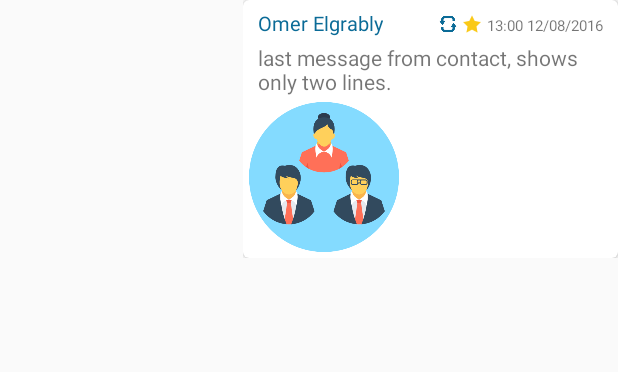
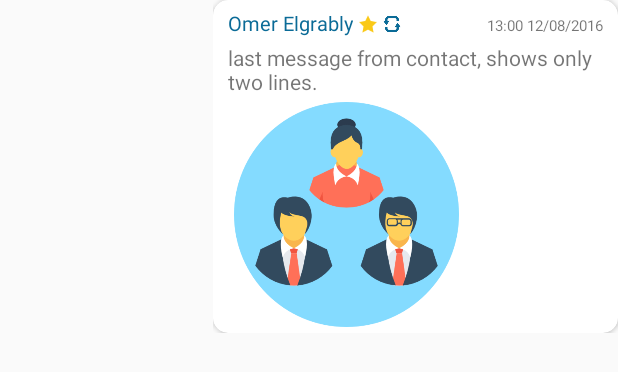
Before and after one commit to omerel/RELAY, an Android app: the layout item_message_card.xml on its own in the app's theme, with its tools: preview values and no code run, on a phone screen of 412 x 824 dp. Shown: the top 372 px of the screen. Run offline under Robolectric (Android 15) with nearby library versions, the phone set to English and light mode, and no system bars.

```diff
--- a/Client/Relay/app/src/main/java/com/relay/relay/Bluetooth/BLConstants.java
+++ b/Client/Relay/app/src/main/java/com/relay/relay/Bluetooth/BLConstants.java
@@ -34,6 +34,9 @@ public interface BLConstants {
     int BLE_ADVERTISE_ERROR = 30;
     int BLE_SCAN_ERROR = 31;
 
+    // Message from BLEPERIPHERAL
+    int GET_BLUETOOTH_SERVER_READY = 32;
+
 
     // Message from BLEScan
     int FOUND_NEW_DEVICE = 40;
@@ -45,7 +48,7 @@ public interface BLConstants {
     int TIME_RELAY_SCAN = 20*SECOND;
     int TIME_RELAY_KEEPS_FOUND_DEVICE_IN_LIST = 20*SECOND;
     int TIME_RELAY_KEEPS_FOUND_DEVICE_IN_LIST_POWER_MODE =5*SECOND;//20
-    int DELAY_AFTER_HANDSHAKE = 10*SECOND;//30
+    int DELAY_AFTER_HANDSHAKE = 30*SECOND;
     int SCAN_FINISHED_WITHOUT_CHANGES = 50;
     int RESET_SEARCH_COUNTER = 51;
     int BLE_ERROR = 32;
@@ -65,6 +68,7 @@ public interface BLConstants {
     // Message from HandShake
     int FINISHED_HANDSHAKE = 70;
     int  NEW_RELAY_MESSAGE = 71;
+    int FAILED_DURING_HAND_SHAKE = 72;
 
     // Message from BLECentral
     int FOUND_MAC_ADDRESS = 80;
--- a/Client/Relay/app/src/main/java/com/relay/relay/Bluetooth/BLEPeripheral.java
+++ b/Client/Relay/app/src/main/java/com/relay/relay/Bluetooth/BLEPeripheral.java
@@ -71,6 +71,7 @@ public class BLEPeripheral implements BLConstants {
             if (mBluetoothAdapter.isEnabled())
                 mGattServer.sendResponse(device, requestId, BluetoothGatt.GATT_SUCCESS,
                     offset, characteristic.getValue());
+            sendResultToManager(GET_BLUETOOTH_SERVER_READY);
         }
     };
 
--- a/Client/Relay/app/src/main/java/com/relay/relay/Bluetooth/BLEScan.java
+++ b/Client/Relay/app/src/main/java/com/relay/relay/Bluetooth/BLEScan.java
@@ -116,6 +116,7 @@ public class BLEScan implements BLConstants {
             super.onScanFailed(errorCode);
             // TODO
             stopScanning();
+            mBluetoothLeScanner.notify();
             //sendResultToBLECentral(BLE_SCAN_ERROR,null);
             Log.e(TAG, "Error - Scan failed with error: "+ errorCode);
         }
--- a/Client/Relay/app/src/main/java/com/relay/relay/InboxFragment.java
+++ b/Client/Relay/app/src/main/java/com/relay/relay/InboxFragment.java
@@ -234,6 +234,8 @@ public class InboxFragment extends Fragment {
     public void onDetach() {
         super.onDetach();
         mListener = null;
+        getActivity().unregisterReceiver(mBroadcastReceiver);
+
 //        if (listsLiveQuery != null) {
 //            listsLiveQuery.stop();
 //            listsLiveQuery = null;
@@ -688,9 +690,11 @@ public class InboxFragment extends Fragment {
                     case REFRESH_INBOX_DB:
                         mDataManager.getNodesDB().getDatabase().close();
                         mDataManager.getInboxDB().getDatabase().close();
+                        mDataManager.getMessagesDB().getDatabase().close();
                         try {
                             mDataManager.getNodesDB().getDatabase().open();
                             mDataManager.getInboxDB().getDatabase().open();
+                            mDataManager.getMessagesDB().getDatabase().open();
                         } catch (CouchbaseLiteException e) {
                             e.printStackTrace();
                         }
--- a/Client/Relay/app/src/main/res/layout/activity_conversation.xml
+++ b/Client/Relay/app/src/main/res/layout/activity_conversation.xml
@@ -28,7 +28,8 @@
             android:layout_height="wrap_content"
             android:layout_alignParentBottom="true"
             android:layout_gravity="bottom"
-            android:layout_marginBottom="4dp">
+            android:layout_marginBottom="4dp"
+            android:background="@color/messageBackground">
             <include layout="@layout/item_type_message"/>
         </RelativeLayout>
 
@@ -40,7 +41,8 @@
             android:clipToPadding="false"
             android:scrollbars="vertical"
             android:layout_below="@id/app_bar_layout_conversation"
-            android:layout_above="@id/type_message_area"/>
+            android:layout_above="@id/type_message_area"
+            android:background="@drawable/conversation_background"/>
 
 
 </RelativeLayout>
--- a/Client/Relay/app/src/main/res/layout/item_message_card.xml
+++ b/Client/Relay/app/src/main/res/layout/item_message_card.xml
@@ -16,10 +16,12 @@
         xmlns:card_view="http://schemas.android.com/apk/res-auto"
         android:layout_width="wrap_content"
         android:layout_height="wrap_content"
-        card_view:cardCornerRadius="4dp">
+        android:minWidth="150dp"
+        android:id="@+id/message_card"
+        card_view:cardCornerRadius="10dp">
 
         <RelativeLayout
-            android:layout_width="250dp"
+            android:layout_width="wrap_content"
             android:layout_height="match_parent">
 
             <TextView
@@ -29,20 +31,23 @@
                 android:layout_marginTop="6dp"
                 android:layout_marginLeft="10dp"
                 android:textStyle="normal"
+                android:layout_marginRight="4dp"
                 android:textSize="13sp"
                 android:textColor="@color/colorPrimaryDark"
                 android:layout_toEndOf="@+id/dialog_image"
                 android:id="@+id/textView_item_contact_name" />
 
             <TextView
-                android:layout_width="250dp"
+                android:layout_width="wrap_content"
+                android:maxWidth="250dp"
+                android:minWidth="150dp"
                 android:layout_height="wrap_content"
                 android:text="last message from contact, shows only two lines."
                 android:layout_toEndOf="@+id/dialog_image"
                 android:layout_below="@id/textView_item_contact_name"
                 android:layout_marginTop="4dp"
                 android:layout_marginStart="10dp"
-                android:layout_marginEnd="4dp"
+                android:layout_marginEnd="10dp"
                 android:layout_marginBottom="4dp"
                 android:id="@+id/textView_item_contact_message" />
 
@@ -51,9 +56,11 @@
                 android:layout_height="wrap_content"
                 android:text="13:00 12/08/2016"
                 android:textSize="10sp"
-                android:layout_alignParentRight="true"
-                android:layout_marginRight="10dp"
+                android:layout_toRightOf="@id/textView_item_contact_name"
+                android:layout_marginLeft="50dp"
+                android:layout_alignEnd="@+id/textView_item_contact_message"
                 android:layout_alignBaseline="@id/textView_item_contact_name"
+                android:textAlignment="textEnd"
                 android:id="@+id/textView_item_message_time" />
 
             <ImageView
@@ -62,7 +69,7 @@
                 android:src="@drawable/ic_star"
                 android:layout_marginTop="10dp"
                 android:layout_marginRight="4dp"
-                android:layout_toLeftOf="@id/textView_item_message_time"
+                android:layout_toRightOf="@id/textView_item_contact_name"
                 android:id="@+id/imageView_item_message_updates"/>
 
             <ImageView
@@ -71,14 +78,15 @@
                 android:src="@drawable/ic_status_waiting"
                 android:layout_marginTop="10dp"
                 android:layout_marginRight="4dp"
-                android:layout_toLeftOf="@id/imageView_item_message_updates"
+                android:layout_toRightOf="@id/imageView_item_message_updates"
                 android:id="@+id/imageView_item_message_status"/>
 
             <ImageView
                 android:id="@+id/image_view_picture_attachment"
-                android:layout_width="100dp"
-                android:layout_height="100dp"
-                android:layout_alignParentLeft="true"
+                android:layout_width="150dp"
+                android:layout_height="150dp"
+                android:layout_marginEnd="10dp"
+                android:layout_alignStart="@+id/textView_item_contact_name"
                 android:layout_below="@id/textView_item_contact_message"
                 android:src="@drawable/pic_unknown_user"
                 android:layout_marginStart="4dp"
--- a/Client/Relay/app/src/main/res/values/colors.xml
+++ b/Client/Relay/app/src/main/res/values/colors.xml
@@ -6,6 +6,7 @@
     <color name="windowBackground">#ffffff</color>
     <color name="navigationBarColor">#000000</color>
     <color name="colorAccent">#70bdde</color>
+    <color name="messageBackground">#e2f6ff</color>
     <color name="colorText">#949b9a</color>
     <color name="colorLine">#d9dcdb</color>
 
```
Also changed, not shown: Client/Relay/app/src/main/java/com/relay/relay/Bluetooth/BlManager.java (+27 -14 lines), Client/Relay/app/src/main/java/com/relay/relay/Bluetooth/BluetoothConnected.java (+22 -1 lines), Client/Relay/app/src/main/java/com/relay/relay/ConversationActivity.java (+21 -2 lines), Client/Relay/app/src/main/java/com/relay/relay/SubSystem/HandShake.java (+7 -16 lines), Client/Relay/app/src/main/java/com/relay/relay/SubSystem/RelayConnectivityManager.java (+13 -0 lines), Client/Relay/app/src/main/java/com/relay/relay/Util/ImageConverter.java (+5 -2 lines), Client/Relay/app/src/main/res/drawable/conversation_background.xml (added, +9 -0 lines).
